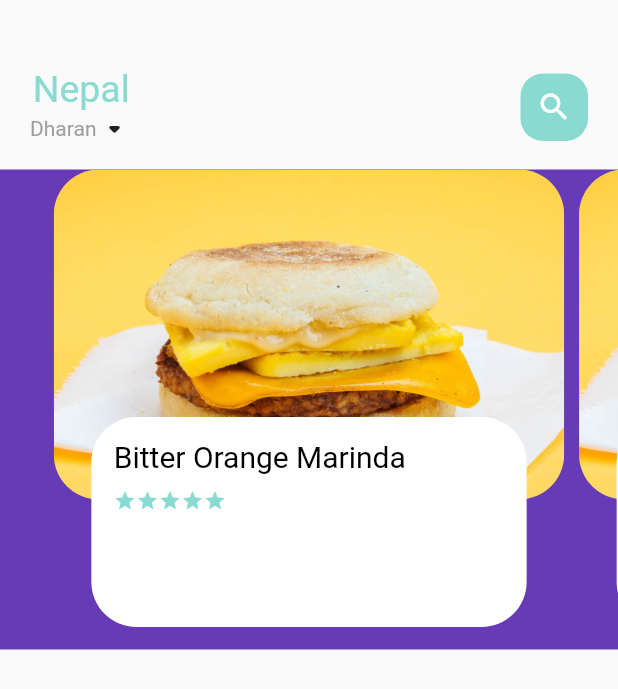
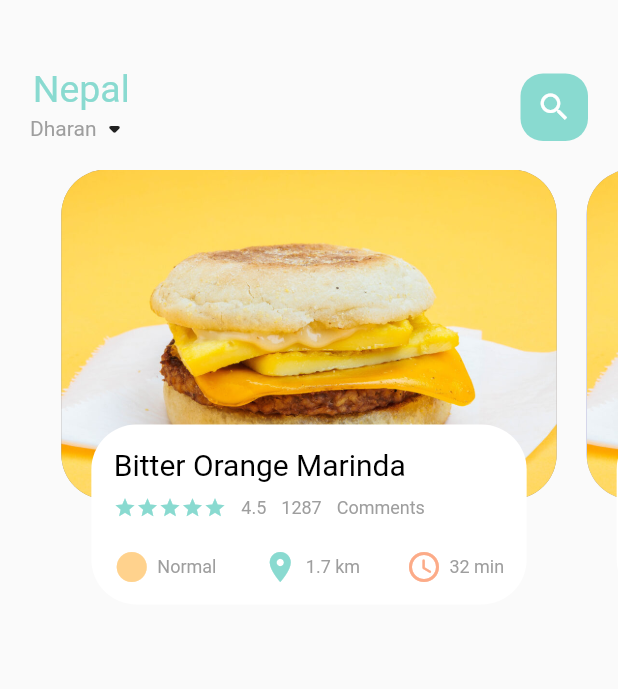
Before and after one commit to subin1rai/E-commerce, a Flutter app: the screen it shows after launch, on a phone screen of 412 x 824 dp. Shown: the top 689 px of the screen. Run offline on Flutter 3.47's test engine with Material 2 defaults, Android fonts, the phone set to English and light mode, and no system bars.

Commit message:
Managing  view index-1

```diff
--- a/lib/Home/food_page_body.dart
+++ b/lib/Home/food_page_body.dart
@@ -1,5 +1,7 @@
 import 'package:e_commerce/util/color.dart';
 import 'package:e_commerce/widgets/big_text.dart';
+import 'package:e_commerce/widgets/icon_and_text.dart';
+import 'package:e_commerce/widgets/small_text.dart';
 import 'package:flutter/material.dart';
 
 class FoodPageBody extends StatefulWidget {
@@ -11,11 +13,30 @@ class FoodPageBody extends StatefulWidget {
 
 class _FoodPageBodyState extends State<FoodPageBody> {
   //top img side view
-  PageController pageController=PageController(viewportFraction: 0.85);
+  PageController pageController = PageController(viewportFraction: 0.85);
+  var currPageValue=0.0;
+
+  @override
+  void initState(){
+    super.initState();
+    pageController.addListener(() {
+setState(() {
+      currPageValue=pageController.page!;
+
+});
+    });
+  }
+
+  @override
+  void dispose(){
+    pageController.dispose();
+  }
+
+
   @override
   Widget build(BuildContext context) {
     return Container(
-      color: Colors.deepPurple,
+      //color: Colors.deepPurple,
       height: 320,
       child: PageView.builder(
           controller: pageController,
@@ -27,53 +48,82 @@ class _FoodPageBodyState extends State<FoodPageBody> {
   }
 
   Widget _buildPageItem(int index) {
+    Matrix4 matrix = new Matrix4.identity();
     return Stack(
       children: [
         Container(
           height: 220,
-      margin: EdgeInsets.only(left: 5, right: 5),
-
+          margin: EdgeInsets.only(left: 10, right: 10),
           decoration: BoxDecoration(
               borderRadius: BorderRadius.circular(30),
               color: index.isEven ? FoodColor.paraColor : Color(0xFF9294cc),
-          image: DecorationImage(fit:BoxFit.cover,image: AssetImage("assets/burger.jpg")
-          )
-          ),
-
+              image: DecorationImage(
+                  fit: BoxFit.cover, image: AssetImage("assets/burger.jpg"))),
         ),
         //information of img
         Align(
           alignment: Alignment.bottomCenter,
           child: Container(
-        height: 140,
-        margin: EdgeInsets.only(left: 30,bottom: 15, right: 30),
-
+            height: 120,
+            margin: EdgeInsets.only(left: 30, bottom: 30, right: 30),
             decoration: BoxDecoration(
               borderRadius: BorderRadius.circular(30),
               color: Colors.white,
-
             ),
             child: Container(
-
-              padding: EdgeInsets.only(top: 15,right: 15,left: 15),
+              padding: EdgeInsets.only(top: 15, right: 15, left: 15),
               child: Column(
                 crossAxisAlignment: CrossAxisAlignment.start,
                 children: [
-                BigText(text: "Bitter Orange Marinda",color: Colors.black,)
-                ,SizedBox(height: 10,),
-                Row(children: [
+                  BigText(
+                    text: "Bitter Orange Marinda",
+                    color: Colors.black,
+                  ),
+                  SizedBox(
+                    height: 10,
+                  ),
+                  Row(
+                    children: [
                       Wrap(
-                    children: List.generate(5, (index) => Icon(Icons.star,color: FoodColor.mainColor,size: 15,)),
+                        children: List.generate(
+                            5,
+                            (index) => Icon(
+                                  Icons.star,
+                                  color: FoodColor.mainColor,
+                                  size: 15,
+                                )),
+                      ),
+                      SizedBox(
+                        width: 10,
+                      ),
+                      SmallText(text: "4.5"),
+                      SizedBox(
+                        width: 10,
+                      ),
+                      SmallText(text: "1287"),
+                      SizedBox(
+                        width: 10,
+                      ),
+                      SmallText(text: "Comments")
+                    ],
+                  ),
+                  SizedBox(
+                    height: 20,
+                  ),
+                  Row(
+                    mainAxisAlignment: MainAxisAlignment.spaceBetween,
+                    children: [
+                      IconandText(icon: Icons.circle, text:"Normal" , iconColor: FoodColor.iconColor1),
+                      IconandText(icon: Icons.location_on, text:"1.7 km" , iconColor: FoodColor.mainColor),
+                      IconandText(icon: Icons.access_time_rounded, text:"32 min" , iconColor: FoodColor.iconColor2)
+                    ],
                   )
-                ],)
-
-              ],),
+                ],
               ),
             ),
-
+          ),
         )
       ],
-    )
-    ;
+    );
   }
 }
--- /dev/null
+++ b/lib/widgets/icon_and_text.dart
@@ -0,0 +1,24 @@
+import 'package:e_commerce/widgets/small_text.dart';
+import 'package:flutter/material.dart';
+
+class IconandText extends StatelessWidget {
+  final IconData icon;
+  final String text;
+  final Color iconColor;
+  const IconandText(
+      {super.key,
+      required this.icon,
+      required this.text,
+      required this.iconColor});
+
+  @override
+  Widget build(BuildContext context) {
+    return Row(
+      children: [
+        Icon(icon,color: iconColor,),
+        SizedBox(width: 5,),
+        SmallText(text: text,),
+      ],
+    );
+  }
+}
```
Lines whose indentation alone changed are shown as unchanged.
